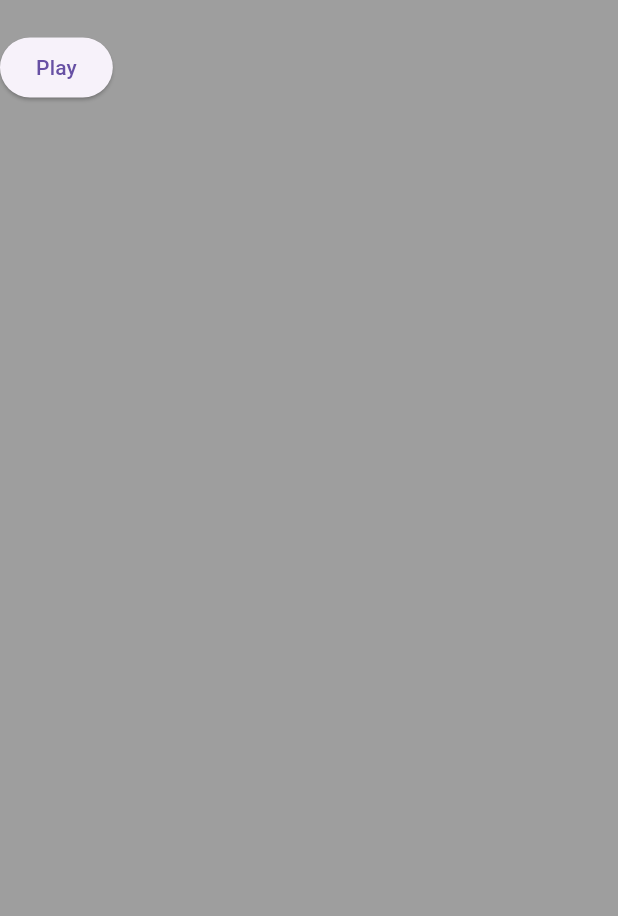
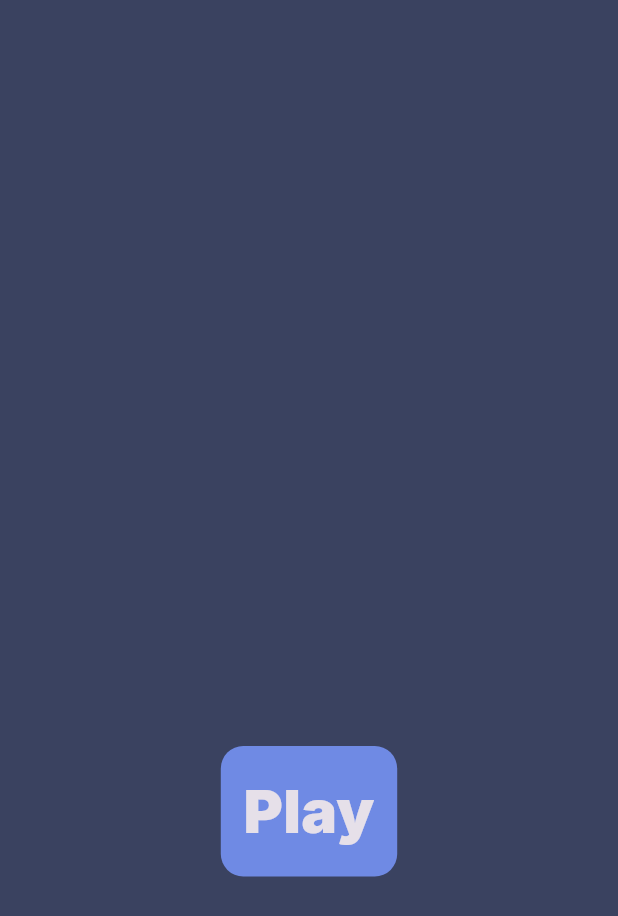
Before and after one commit to jorahty/first-client, a Flutter app: the screen it shows after launch, on a phone screen of 412 x 824 dp. Shown: the top 916 px of the screen. Run offline on Flutter 3.47's test engine with Material 3 defaults, Android fonts, the phone set to English and light mode, and no system bars; our stand-ins replace google_fonts, socket_io_client; missing offline and left inert: flame.

Commit message:
enhance style

```diff
--- a/lib/main.dart
+++ b/lib/main.dart
@@ -1,5 +1,6 @@
 import 'package:flutter/material.dart';
 import 'package:flutter/services.dart';
+import 'package:google_fonts/google_fonts.dart';
 
 import 'package:toolmax/pages/home/page.dart';
 
@@ -15,9 +16,13 @@ class MainApp extends StatelessWidget {
     SystemChrome.setEnabledSystemUIMode(SystemUiMode.immersive);
     SystemChrome.setPreferredOrientations([DeviceOrientation.portraitUp]);
 
-    return const MaterialApp(
+    return MaterialApp(
       debugShowCheckedModeBanner: false,
-      home: HomePage(),
+      theme: ThemeData(
+        fontFamily: GoogleFonts.inter(fontWeight: FontWeight.w600).fontFamily,
+        brightness: Brightness.dark,
+      ),
+      home: const HomePage(),
     );
   }
 }
--- a/lib/pages/home/page.dart
+++ b/lib/pages/home/page.dart
@@ -47,15 +47,44 @@ class _HomePageState extends State<HomePage> {
   @override
   Widget build(BuildContext context) {
     return Scaffold(
-      backgroundColor: Colors.grey,
-      body: Column(
-        children: [
-          Text(isConnected ? 'Searching...' : ''),
-          ElevatedButton(
-            onPressed: isConnected ? disconnect : connect,
-            child: Text(isConnected ? 'Cancel' : 'Play'),
-          ),
-        ],
+      backgroundColor: const Color(0xff3a4260),
+      body: Container(
+        alignment: Alignment.center,
+        padding: const EdgeInsets.all(40),
+        child: Column(
+          mainAxisAlignment: MainAxisAlignment.spaceEvenly,
+          children: [
+            Text(
+              isConnected ? 'Searching for another player...' : '',
+              style: const TextStyle(
+                fontWeight: FontWeight.w900,
+                fontSize: 40,
+              ),
+            ),
+            MouseRegion(
+              cursor: SystemMouseCursors.click,
+              child: GestureDetector(
+                onTap: isConnected ? disconnect : connect,
+                child: Container(
+                  decoration: BoxDecoration(
+                    borderRadius: BorderRadius.circular(15),
+                    color: isConnected
+                        ? const Color(0xffD0666D)
+                        : const Color(0xff6f8ae4),
+                  ),
+                  padding: const EdgeInsets.all(15),
+                  child: Text(
+                    isConnected ? 'Cancel' : 'Play',
+                    style: const TextStyle(
+                      fontWeight: FontWeight.w900,
+                      fontSize: 40,
+                    ),
+                  ),
+                ),
+              ),
+            ),
+          ],
+        ),
       ),
     );
   }
--- a/pubspec.yaml
+++ b/pubspec.yaml
@@ -11,6 +11,7 @@ dependencies:
   flutter:
     sdk: flutter
 
+  google_fonts: ^6.1.0
   socket_io_client: ^2.0.3+1
 
 dev_dependencies:
```
Also changed, not shown: pubspec.lock, 6 other files.
